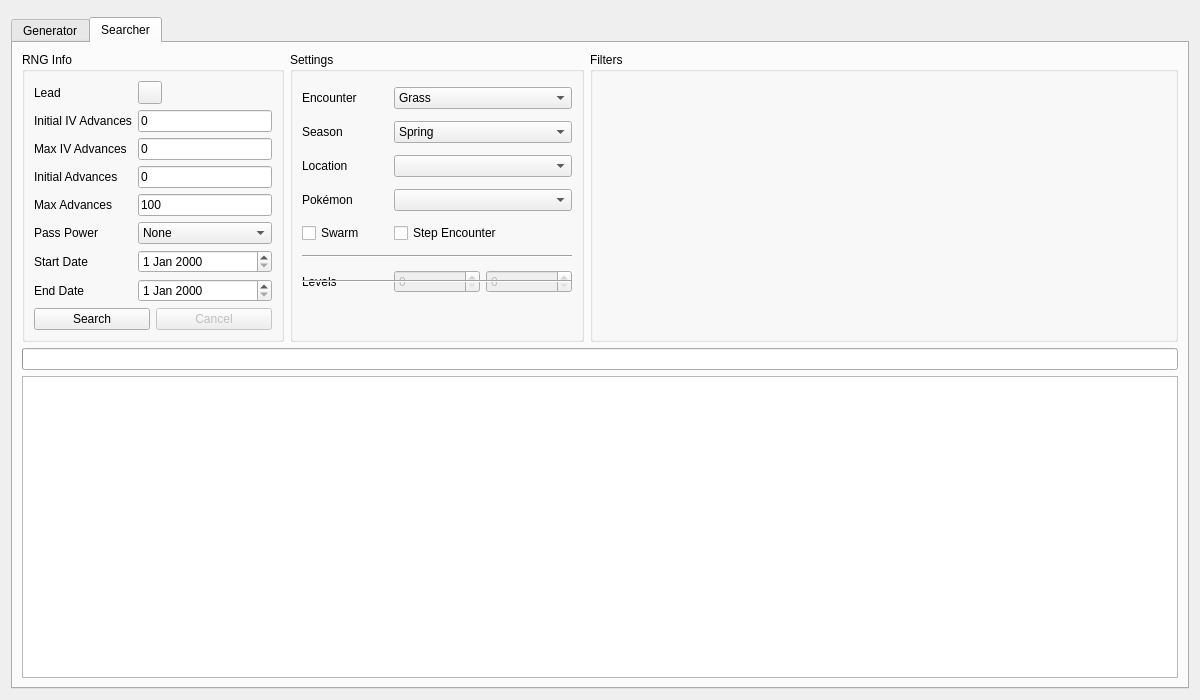
The window that Form/Gen5/Wild5.ui (Admiral-Fish/PokeFinder) describes before a commit, drawn with Qt 5.
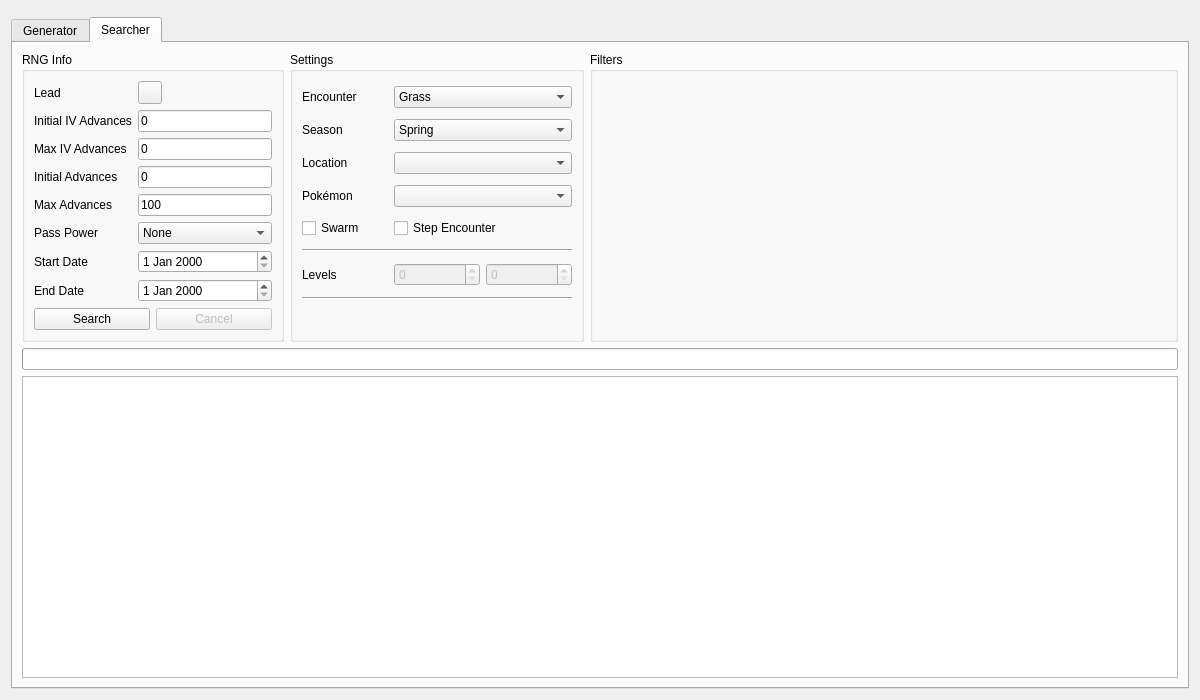
The same window after the commit. The open tabs and pages were chosen to show the change. Custom widgets are drawn as their Qt base class.

Patch:
```diff
--- a/Form/Gen5/Wild5.ui
+++ b/Form/Gen5/Wild5.ui
@@ -677,14 +677,14 @@
             </property>
            </widget>
           </item>
-          <item row="7" column="0" colspan="3">
+          <item row="8" column="0" colspan="3">
            <widget class="Line" name="line_2">
             <property name="orientation">
              <enum>Qt::Orientation::Horizontal</enum>
             </property>
            </widget>
           </item>
-          <item row="8" column="0" colspan="3">
+          <item row="9" column="0" colspan="3">
            <widget class="QLabel" name="labelIVFastSearch">
             <property name="sizePolicy">
              <sizepolicy hsizetype="Preferred" vsizetype="Fixed">
```
